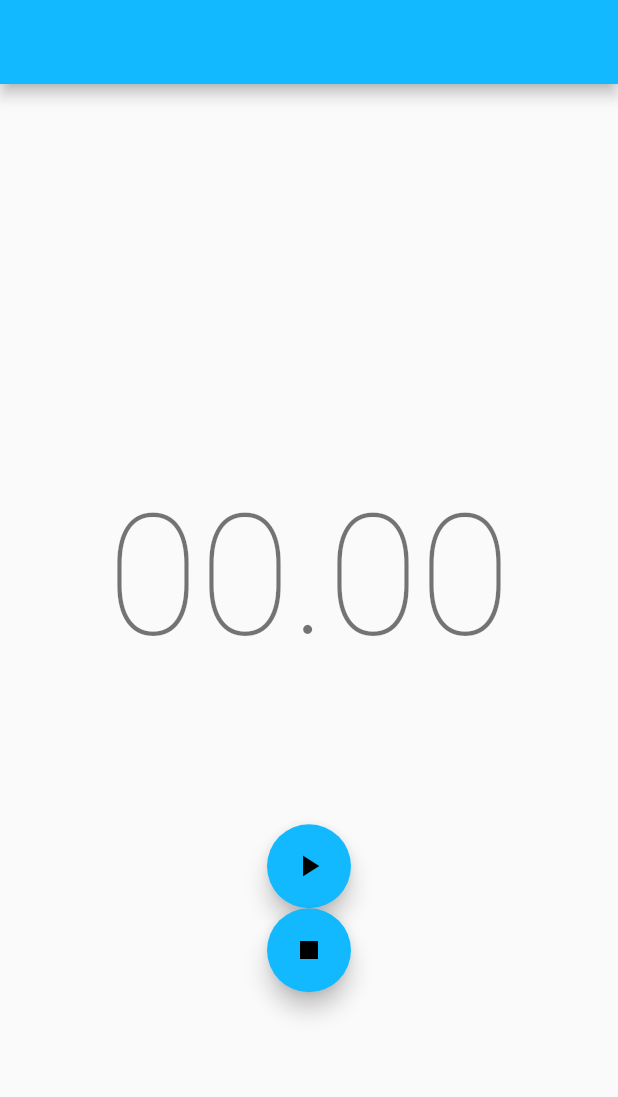
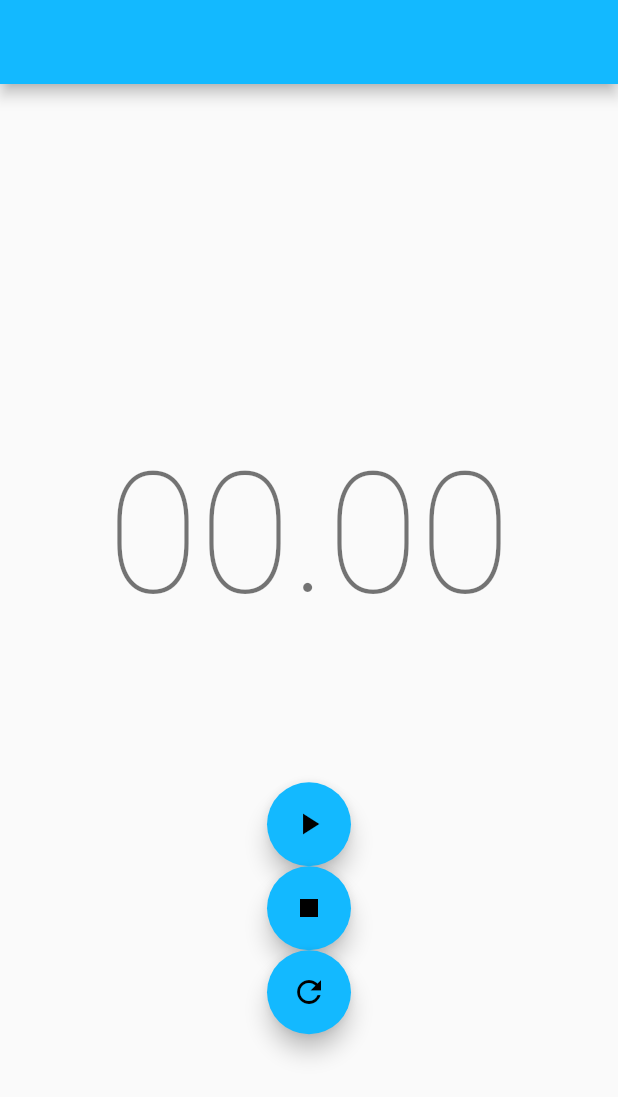
Before and after one commit to GabinL21/kubrs_app, a Flutter app: the screen it shows after launch, on a phone screen of 412 x 824 dp. Shown: the top 1097 px of the screen. Run offline on Flutter 3.47's test engine with Material 2 defaults, Android fonts, the phone set to English and light mode, and no system bars; our stand-ins replace bloc, equatable, flutter_bloc; generated files the repository leaves out were written again.

Commit message:
feat: add timer reset

```diff
--- a/lib/timer/bloc/timer_bloc.dart
+++ b/lib/timer/bloc/timer_bloc.dart
@@ -14,6 +14,7 @@ class TimerBloc extends Bloc<TimerEvent, TimerState> {
     on<TimerStarted>(_onStarted);
     on<_TimerTicked>(_onTicked);
     on<TimerStopped>(_onStopped);
+    on<TimerReset>(_onReset);
   }
 
   final Ticker _ticker;
@@ -42,4 +43,9 @@ class TimerBloc extends Bloc<TimerEvent, TimerState> {
     emit(TimerComplete(event.duration));
     _tickerSubscription?.cancel();
   }
+
+  void _onReset(TimerReset event, Emitter<TimerState> emit) {
+    emit(const TimerInitial());
+    _tickerSubscription?.cancel();
+  }
 }
--- a/lib/timer/bloc/timer_event.dart
+++ b/lib/timer/bloc/timer_event.dart
@@ -17,3 +17,7 @@ class TimerStopped extends TimerEvent {
   const TimerStopped({required this.duration});
   final int duration;
 }
+
+class TimerReset extends TimerEvent  {
+  const TimerReset();
+}
--- a/lib/timer/view/timer_page.dart
+++ b/lib/timer/view/timer_page.dart
@@ -31,6 +31,7 @@ class TimerView extends StatelessWidget {
           ),
           StartButton(),
           StopButton(),
+          ResetButton(),
         ],
       ),
     );
@@ -82,3 +83,15 @@ class StopButton extends StatelessWidget {
     );
   }
 }
+
+class ResetButton extends StatelessWidget {
+  const ResetButton({super.key});
+
+  @override
+  Widget build(BuildContext context) {
+    return FloatingActionButton(
+      child: const Icon(Icons.refresh),
+      onPressed: () => context.read<TimerBloc>().add(const TimerReset()),
+    );
+  }
+}
```
